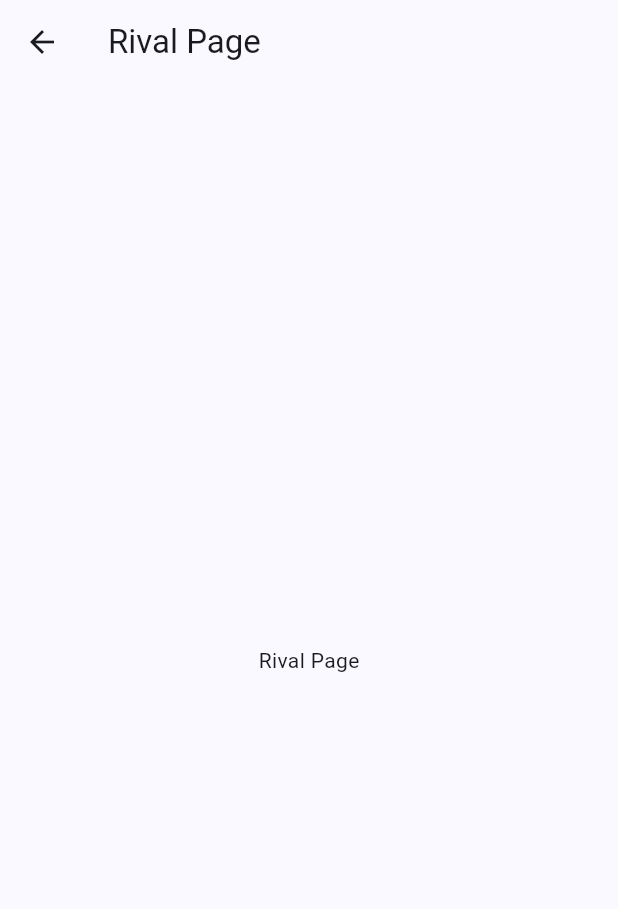
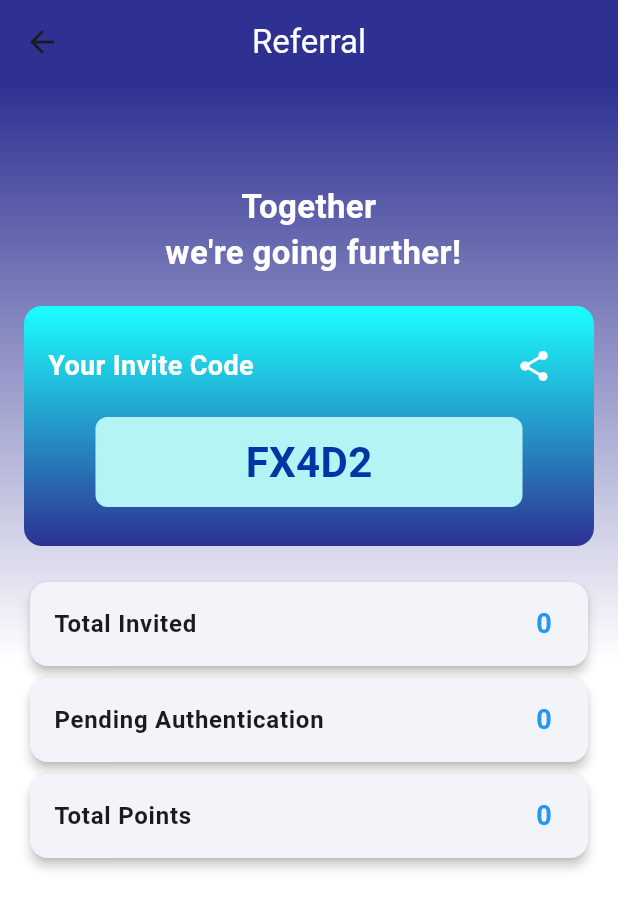
Before and after one commit to AtaaKatranji/Wasil, a Flutter app: the screen it shows after launch, item 3 of the bottom bar chosen, on a phone screen of 412 x 824 dp. Shown: the top 909 px of the screen. Run offline on Flutter 3.47's test engine with Material 3 defaults, Android fonts, the phone set to English and light mode, and no system bars; our stand-ins replace share.

Commit message:
referral page

```diff
--- a/lib/main.dart
+++ b/lib/main.dart
@@ -1,4 +1,5 @@
 import 'package:flutter/material.dart';
+import 'package:tasks_rewerd/referral.dart';
 import 'package:tasks_rewerd/taskCard.dart';
 
 void main() {
@@ -207,7 +208,13 @@ class HomePage extends StatelessWidget {
           } else if (index == 2) {
             Navigator.push(
               context,
-              MaterialPageRoute(builder: (context) => const RivalPage()),
+              MaterialPageRoute(
+                  builder: (context) => const ReferralPage(
+                        totalInvited: 0,
+                        pendingAuthentication: 0,
+                        totalPoints: 0,
+                        inviteCode: 'FX4D2',
+                      )),
             );
           }
         },
@@ -245,15 +252,3 @@ class RewardsPage extends StatelessWidget {
     );
   }
 }
-
-class RivalPage extends StatelessWidget {
-  const RivalPage({super.key});
-
-  @override
-  Widget build(BuildContext context) {
-    return Scaffold(
-      appBar: AppBar(title: const Text("Rival Page")),
-      body: const Center(child: Text("Rival Page")),
-    );
-  }
-}
--- /dev/null
+++ b/lib/referral.dart
@@ -0,0 +1,150 @@
+import 'package:flutter/material.dart';
+import 'package:flutter/services.dart';
+import 'package:share/share.dart';
+
+class ReferralPage extends StatelessWidget {
+  final int totalInvited;
+  final int pendingAuthentication;
+  final int totalPoints;
+  final String inviteCode;
+
+  const ReferralPage({
+    Key? key,
+    required this.totalInvited,
+    required this.pendingAuthentication,
+    required this.totalPoints,
+    required this.inviteCode,
+  }) : super(key: key);
+
+  @override
+  Widget build(BuildContext context) {
+    return Scaffold(
+      appBar: AppBar(
+        backgroundColor: Color(0xFF2E3192),
+        title: const Text(
+          'Referral',
+          style: TextStyle(color: Colors.white),
+        ),
+        centerTitle: true,
+      ),
+      body: Container(
+        decoration: const BoxDecoration(
+          gradient: LinearGradient(
+            colors: [Color(0xFF2E3192), Color.fromARGB(255, 255, 255, 255)],
+            begin: Alignment.topCenter,
+            end: Alignment.center,
+          ),
+        ),
+        child: Padding(
+          padding: const EdgeInsets.all(16.0),
+          child: Column(
+            crossAxisAlignment: CrossAxisAlignment.center,
+            children: [
+              const SizedBox(height: 50),
+              const Text(
+                'Together\n we\'re going further!',
+                textAlign: TextAlign.center,
+                style: TextStyle(
+                    fontSize: 22,
+                    fontWeight: FontWeight.bold,
+                    color: Colors.white),
+              ),
+              const SizedBox(height: 20),
+              _buildInviteSection(context),
+              const SizedBox(height: 20),
+              _buildStatCard('Total Invited', totalInvited.toString()),
+              _buildStatCard(
+                  'Pending Authentication', pendingAuthentication.toString()),
+              _buildStatCard('Total Points', totalPoints.toString()),
+            ],
+          ),
+        ),
+      ),
+    );
+  }
+
+  Widget _buildInviteSection(BuildContext context) {
+    return Container(
+      decoration: const BoxDecoration(
+        borderRadius: BorderRadius.all(Radius.circular(12)),
+        gradient: LinearGradient(
+          colors: [Color(0xFF1BFFFF), Color(0xFF2E3192)],
+          begin: Alignment.topCenter,
+          end: Alignment.bottomCenter,
+        ),
+      ),
+      child: Container(
+        color: const Color.fromARGB(0, 255, 255, 255),
+        child: Padding(
+          padding: const EdgeInsets.all(16.0),
+          child: Column(
+            crossAxisAlignment: CrossAxisAlignment.center,
+            children: [
+              Row(
+                mainAxisAlignment: MainAxisAlignment.spaceBetween,
+                children: [
+                  const Text(
+                    'Your Invite Code',
+                    style: TextStyle(
+                        fontSize: 18,
+                        fontWeight: FontWeight.bold,
+                        color: Colors.white),
+                  ),
+                  IconButton(
+                    icon: const Icon(Icons.share,
+                        color: Color.fromARGB(255, 255, 255, 255)),
+                    onPressed: () {
+                      Share.share(
+                          'Join the Wasil App using my invite code: $inviteCode');
+                    },
+                  ),
+                ],
+              ),
+              const SizedBox(height: 10),
+              GestureDetector(
+                onTap: () {
+                  Clipboard.setData(ClipboardData(text: inviteCode));
+                  ScaffoldMessenger.of(context).showSnackBar(
+                    const SnackBar(content: Text('Invite code copied!')),
+                  );
+                },
+                child: Container(
+                  padding:
+                      const EdgeInsets.symmetric(vertical: 10, horizontal: 100),
+                  decoration: BoxDecoration(
+                    color: Color.fromARGB(255, 181, 244, 244),
+                    borderRadius: BorderRadius.circular(8),
+                  ),
+                  child: Text(
+                    inviteCode,
+                    style: const TextStyle(
+                      fontSize: 28,
+                      fontWeight: FontWeight.bold,
+                      color: Color.fromARGB(255, 0, 53, 166),
+                    ),
+                  ),
+                ),
+              ),
+              const SizedBox(height: 10),
+            ],
+          ),
+        ),
+      ),
+    );
+  }
+
+  Widget _buildStatCard(String title, String value) {
+    return Card(
+      shape: RoundedRectangleBorder(borderRadius: BorderRadius.circular(12)),
+      elevation: 3,
+      child: ListTile(
+        title: Text(title, style: const TextStyle(fontWeight: FontWeight.bold)),
+        trailing: Text(
+          value,
+          style: const TextStyle(
+              fontSize: 18, fontWeight: FontWeight.w600, color: Colors.blue),
+        ),
+      ),
+    );
+  }
+}
--- a/pubspec.yaml
+++ b/pubspec.yaml
@@ -35,6 +35,7 @@ dependencies:
   # The following adds the Cupertino Icons font to your application.
   # Use with the CupertinoIcons class for iOS style icons.
   cupertino_icons: ^1.0.6
+  share: ^2.0.4
 
 dev_dependencies:
   flutter_test:
```
Also changed, not shown: pubspec.lock.
